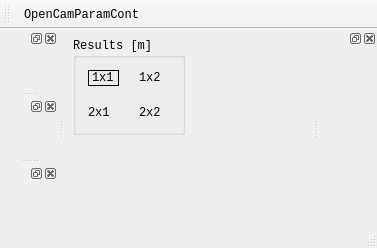
somabuggy2020/ONGAProject, file apps/ONGA_BlueDoctor/mainwindow.ui: the form before one commit.
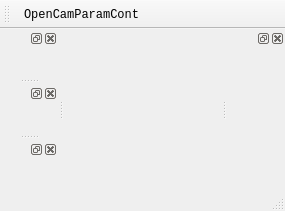
The form after the commit.

Diff of the .ui file:
```diff
--- a/apps/ONGA_BlueDoctor/mainwindow.ui
+++ b/apps/ONGA_BlueDoctor/mainwindow.ui
@@ -6,8 +6,8 @@
    <rect>
     <x>0</x>
     <y>0</y>
-    <width>377</width>
-    <height>248</height>
+    <width>285</width>
+    <height>211</height>
    </rect>
   </property>
   <property name="minimumSize">
@@ -26,86 +26,6 @@
   </property>
   <widget class="QWidget" name="centralwidget">
    <layout class="QGridLayout" name="gridLayout_2">
-    <item row="0" column="0">
-     <widget class="QGroupBox" name="groupBox">
-      <property name="minimumSize">
-       <size>
-        <width>0</width>
-        <height>0</height>
-       </size>
-      </property>
-      <property name="title">
-       <string>Results [m]</string>
-      </property>
-      <property name="flat">
-       <bool>false</bool>
-      </property>
-      <layout class="QHBoxLayout" name="horizontalLayout">
-       <property name="leftMargin">
-        <number>7</number>
-       </property>
-       <property name="topMargin">
-        <number>7</number>
-       </property>
-       <property name="rightMargin">
-        <number>7</number>
-       </property>
-       <property name="bottomMargin">
-        <number>7</number>
-       </property>
-       <item>
-        <layout class="QGridLayout" name="gl">
-         <property name="leftMargin">
-          <number>5</number>
-         </property>
-         <property name="topMargin">
-          <number>5</number>
-         </property>
-         <property name="rightMargin">
-          <number>5</number>
-         </property>
-         <property name="bottomMargin">
-          <number>5</number>
-         </property>
-         <property name="spacing">
-          <number>20</number>
-         </property>
-         <item row="0" column="1">
-          <widget class="QLabel" name="label_2">
-           <property name="text">
-            <string>1x2</string>
-           </property>
-          </widget>
-         </item>
-         <item row="0" column="0">
-          <widget class="QLabel" name="label">
-           <property name="frameShape">
-            <enum>QFrame::Box</enum>
-           </property>
-           <property name="text">
-            <string>1x1</string>
-           </property>
-          </widget>
-         </item>
-         <item row="1" column="0">
-          <widget class="QLabel" name="label_3">
-           <property name="text">
-            <string>2x1</string>
-           </property>
-          </widget>
-         </item>
-         <item row="1" column="1">
-          <widget class="QLabel" name="label_4">
-           <property name="text">
-            <string>2x2</string>
-           </property>
-          </widget>
-         </item>
-        </layout>
-       </item>
-      </layout>
-     </widget>
-    </item>
     <item row="0" column="1">
      <spacer name="horizontalSpacer">
       <property name="orientation">
```
Left out of the diff: 4 changed lines with no effect on the pictures.
